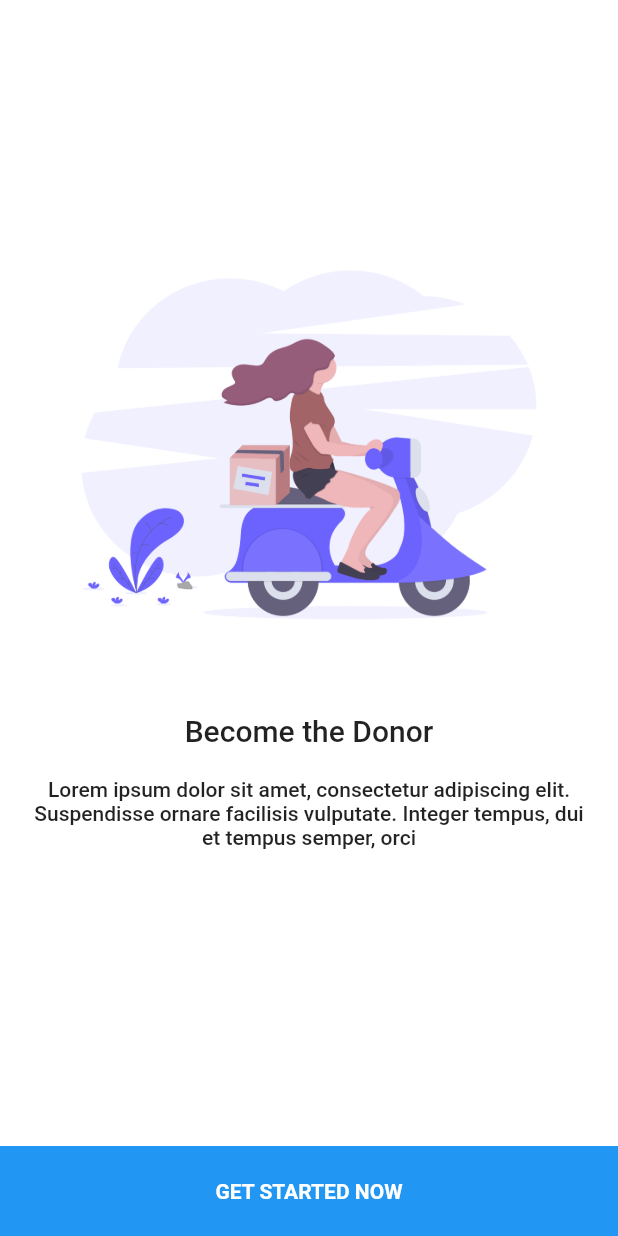
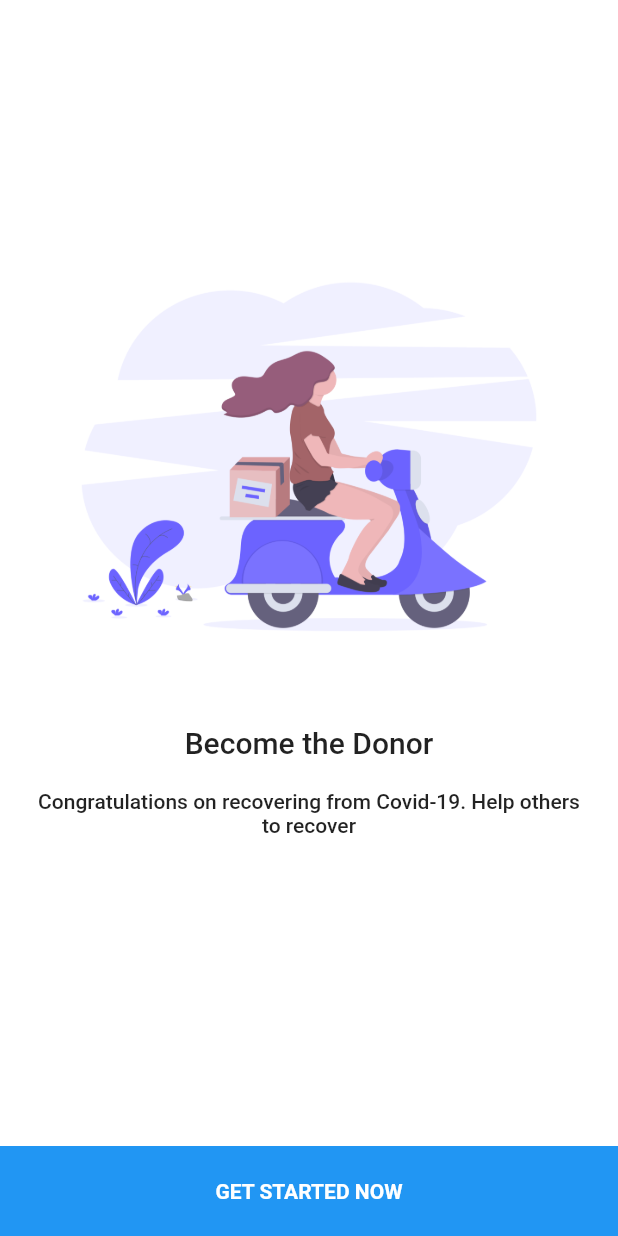
Before and after one commit to mahakmandlecha/Plasma-Donor-Connector-System, a Flutter app: the screen it shows after launch, swiped to page 3, on a phone screen of 412 x 824 dp. Run offline on Flutter 3.47's test engine with Material 2 defaults, Android fonts, the phone set to English and light mode, and no system bars; our stand-ins replace cloud_firestore, firebase_auth, flutter_slidable, shared_preferences; accounts and stored records are empty; Roboto replaces fonts that are missing (GoogleSans).

Commit message:
updated data.dart

```diff
--- a/plasma_donor/lib/data/data.dart
+++ b/plasma_donor/lib/data/data.dart
@@ -42,7 +42,7 @@ List<SliderModel> getSlides(){
   SliderModel sliderModel = new SliderModel();
 
   //1
-  sliderModel.setDesc("Lorem ipsum dolor sit amet, consectetur adipiscing elit. Suspendisse ornare facilisis vulputate. Integer tempus, dui et tempus semper, orci");
+  sliderModel.setDesc("Just recovered from Covid-19 😊 or having Covid 19 😟 No worries");
   sliderModel.setTitle("Donate Plasma Save Life");
   sliderModel.setImageAssetPath("assets/illustration.png");
   slides.add(sliderModel);
@@ -50,15 +50,15 @@ List<SliderModel> getSlides(){
   sliderModel = new SliderModel();
 
   //2
-  sliderModel.setDesc("Lorem ipsum dolor sit amet, consectetur adipiscing elit. Suspendisse ornare facilisis vulputate. Integer tempus, dui et tempus semper, orci");
-  sliderModel.setTitle("Find the Donor");
+  sliderModel.setDesc("Having Covid-19? Need a plasma doner? 🔍 Donor here");
+  sliderModel.setTitle("Find a donor");
   sliderModel.setImageAssetPath("assets/illustration3.png");
   slides.add(sliderModel);
 
   sliderModel = new SliderModel();
 
   //3
-  sliderModel.setDesc("Lorem ipsum dolor sit amet, consectetur adipiscing elit. Suspendisse ornare facilisis vulputate. Integer tempus, dui et tempus semper, orci");
+  sliderModel.setDesc("Congratulations on recovering from Covid-19. Help others to recover");
   sliderModel.setTitle("Become the Donor");
   sliderModel.setImageAssetPath("assets/illustration3.png");
   slides.add(sliderModel);
```
